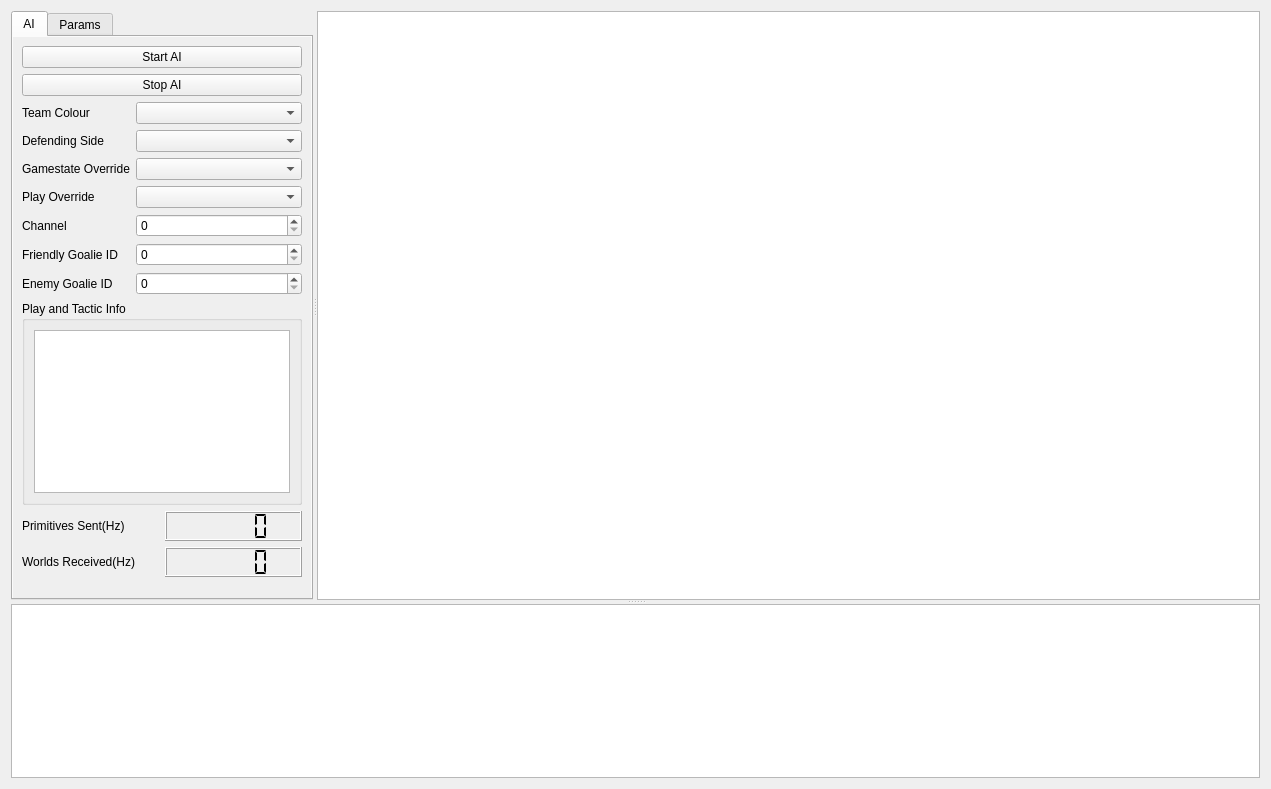
First picture: the form in src/software/gui/full_system/ui/main_widget.ui, repository UBC-Thunderbots/Software, before the edit.
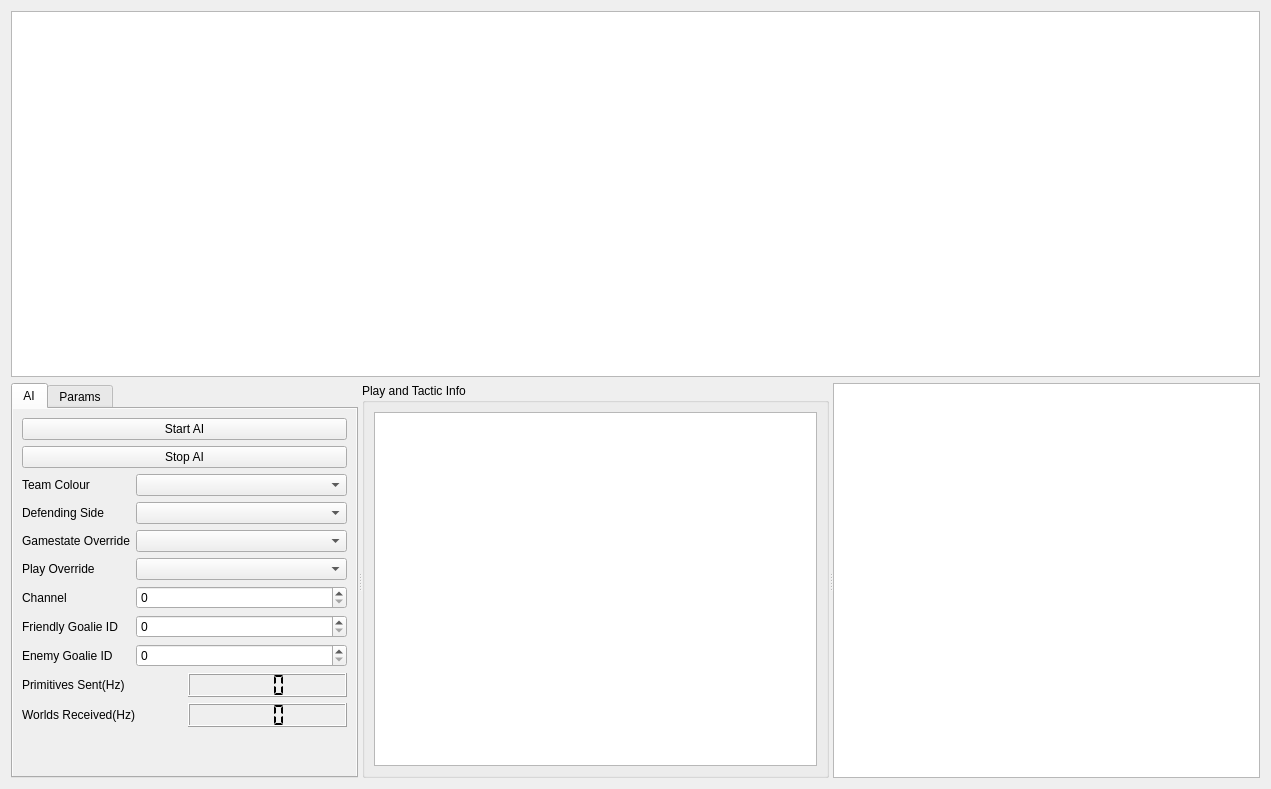
Second picture: the form after the edit. Custom widgets are drawn as their Qt base class.

Commit message: Rearrange visualizer to save space and improve dynamic parameter widget

```diff
--- a/src/software/gui/full_system/ui/main_widget.ui
+++ b/src/software/gui/full_system/ui/main_widget.ui
@@ -13,31 +13,25 @@
   <property name="windowTitle">
    <string>Form</string>
   </property>
-  <layout class="QHBoxLayout" name="autogenerated_main_widget_layout">
+  <layout class="QVBoxLayout" name="verticalLayout_2">
    <item>
-    <widget class="QSplitter" name="robot_status_splitter">
-     <property name="enabled">
-      <bool>true</bool>
-     </property>
+    <widget class="DrawFunctionVisualizer" name="ai_visualization_graphics_view">
      <property name="sizePolicy">
-      <sizepolicy hsizetype="Preferred" vsizetype="Preferred">
-       <horstretch>0</horstretch>
+      <sizepolicy hsizetype="Expanding" vsizetype="Expanding">
+       <horstretch>1</horstretch>
        <verstretch>0</verstretch>
       </sizepolicy>
      </property>
-     <property name="orientation">
-      <enum>Qt::Vertical</enum>
+     <property name="minimumSize">
+      <size>
+       <width>0</width>
+       <height>0</height>
+      </size>
      </property>
-     <property name="childrenCollapsible">
-      <bool>false</bool>
-     </property>
-     <widget class="QSplitter" name="ai_control_and_view_splitter">
-      <property name="sizePolicy">
-       <sizepolicy hsizetype="Preferred" vsizetype="Preferred">
-        <horstretch>0</horstretch>
-        <verstretch>0</verstretch>
-       </sizepolicy>
-      </property>
+    </widget>
+   </item>
+   <item>
+    <widget class="QSplitter" name="splitter">
       <property name="orientation">
        <enum>Qt::Horizontal</enum>
       </property>
@@ -169,76 +163,58 @@
           </layout>
          </item>
          <item>
-          <widget class="QGroupBox" name="play_and_tactic_info_group_box">
-           <property name="title">
-            <string>Play and Tactic Info</string>
-           </property>
-           <layout class="QVBoxLayout" name="play_and_tactic_info_layout">
+         <layout class="QHBoxLayout" name="horizontalLayout_2">
             <item>
-             <widget class="PlayInfoWidget" name="play_info_widget">
-              <property name="readOnly">
-               <bool>true</bool>
-              </property>
-              <property name="html">
-               <string>&lt;!DOCTYPE HTML PUBLIC &quot;-//W3C//DTD HTML 4.0//EN&quot; &quot;http://www.w3.org/TR/REC-html40/strict.dtd&quot;&gt;
-&lt;html&gt;&lt;head&gt;&lt;meta name=&quot;qrichtext&quot; content=&quot;1&quot; /&gt;&lt;style type=&quot;text/css&quot;&gt;
-p, li { white-space: pre-wrap; }
-&lt;/style&gt;&lt;/head&gt;&lt;body style=&quot; font-family:'Sans Serif'; font-size:9pt; font-weight:400; font-style:normal;&quot;&gt;
-&lt;p style=&quot;-qt-paragraph-type:empty; margin-top:0px; margin-bottom:0px; margin-left:0px; margin-right:0px; -qt-block-indent:0; text-indent:0px;&quot;&gt;&lt;br /&gt;&lt;/p&gt;&lt;/body&gt;&lt;/html&gt;</string>
-              </property>
-             </widget>
-            </item>
-           </layout>
-          </widget>
-         </item>
-         <item>
-          <layout class="QGridLayout" name="gridLayout">
-           <item row="2" column="2">
-            <widget class="QLabel" name="worlds_received_label">
-             <property name="text">
-              <string>Worlds Received(Hz)</string>
-             </property>
-            </widget>
-           </item>
-           <item row="2" column="3">
-            <widget class="QLCDNumber" name="worlds_received_lcd">
-             <property name="minimumSize">
-              <size>
-               <width>0</width>
-               <height>30</height>
-              </size>
-             </property>
-             <property name="smallDecimalPoint">
-              <bool>false</bool>
-             </property>
-             <property name="segmentStyle">
-              <enum>QLCDNumber::Flat</enum>
-             </property>
-            </widget>
-           </item>
-           <item row="1" column="2">
             <widget class="QLabel" name="primitives_sent_label">
+            <property name="sizePolicy">
+             <sizepolicy hsizetype="Minimum" vsizetype="Minimum">
+              <horstretch>0</horstretch>
+              <verstretch>0</verstretch>
+             </sizepolicy>
+            </property>
              <property name="text">
               <string>Primitives Sent(Hz)</string>
              </property>
             </widget>
            </item>
-           <item row="1" column="3">
+          <item>
             <widget class="QLCDNumber" name="primitives_sent_lcd">
-             <property name="minimumSize">
-              <size>
-               <width>0</width>
-               <height>30</height>
-              </size>
-             </property>
-             <property name="font">
-              <font>
-               <pointsize>9</pointsize>
-              </font>
-             </property>
+            <property name="smallDecimalPoint">
+             <bool>false</bool>
+            </property>
+            <property name="digitCount">
+             <number>3</number>
+            </property>
+            <property name="segmentStyle">
+             <enum>QLCDNumber::Flat</enum>
+            </property>
+           </widget>
+          </item>
+         </layout>
+        </item>
+        <item>
+         <layout class="QHBoxLayout" name="horizontalLayout_3">
+          <item>
+           <widget class="QLabel" name="worlds_received_label">
+            <property name="sizePolicy">
+             <sizepolicy hsizetype="Minimum" vsizetype="Minimum">
+              <horstretch>0</horstretch>
+              <verstretch>0</verstretch>
+             </sizepolicy>
+            </property>
+            <property name="text">
+             <string>Worlds Received(Hz)</string>
+            </property>
+           </widget>
+          </item>
+          <item>
+           <widget class="QLCDNumber" name="worlds_received_lcd">
              <property name="smallDecimalPoint">
               <bool>false</bool>
              </property>
+            <property name="digitCount">
+             <number>3</number>
+            </property>
              <property name="segmentStyle">
               <enum>QLCDNumber::Flat</enum>
              </property>
@@ -251,6 +227,9 @@
            <property name="orientation">
             <enum>Qt::Vertical</enum>
            </property>
+          <property name="sizeType">
+           <enum>QSizePolicy::Minimum</enum>
+          </property>
            <property name="sizeHint" stdset="0">
             <size>
              <width>20</width>
@@ -284,20 +263,32 @@
         </layout>
        </widget>
       </widget>
-      <widget class="DrawFunctionVisualizer" name="ai_visualization_graphics_view">
+     <widget class="QGroupBox" name="play_and_tactic_info_group_box">
+      <property name="title">
+       <string>Play and Tactic Info</string>
+      </property>
+      <layout class="QVBoxLayout" name="verticalLayout">
+       <item>
+        <widget class="PlayInfoWidget" name="play_info_widget">
        <property name="sizePolicy">
-        <sizepolicy hsizetype="Expanding" vsizetype="Preferred">
-         <horstretch>1</horstretch>
+          <sizepolicy hsizetype="Preferred" vsizetype="Minimum">
+           <horstretch>0</horstretch>
          <verstretch>0</verstretch>
         </sizepolicy>
        </property>
-       <property name="minimumSize">
-        <size>
-         <width>0</width>
-         <height>0</height>
-        </size>
-       </property>
-      </widget>
+         <property name="readOnly">
+          <bool>true</bool>
+         </property>
+         <property name="html">
+          <string>&lt;!DOCTYPE HTML PUBLIC &quot;-//W3C//DTD HTML 4.0//EN&quot; &quot;http://www.w3.org/TR/REC-html40/strict.dtd&quot;&gt;
+&lt;html&gt;&lt;head&gt;&lt;meta name=&quot;qrichtext&quot; content=&quot;1&quot; /&gt;&lt;style type=&quot;text/css&quot;&gt;
+p, li { white-space: pre-wrap; }
+&lt;/style&gt;&lt;/head&gt;&lt;body style=&quot; font-family:'Sans Serif'; font-size:9pt; font-weight:400; font-style:normal;&quot;&gt;
+&lt;p style=&quot;-qt-paragraph-type:empty; margin-top:0px; margin-bottom:0px; margin-left:0px; margin-right:0px; -qt-block-indent:0; text-indent:0px;&quot;&gt;&lt;br /&gt;&lt;/p&gt;&lt;/body&gt;&lt;/html&gt;</string>
+         </property>
+        </widget>
+       </item>
+      </layout>
      </widget>
      <widget class="RobotStatusTable" name="robot_status_table_widget">
       <property name="sizePolicy">
```
Left out of the diff: 7 changed lines with no effect on the pictures. Lines whose indentation alone changed are shown as unchanged. The commit also changes 12 other files.
